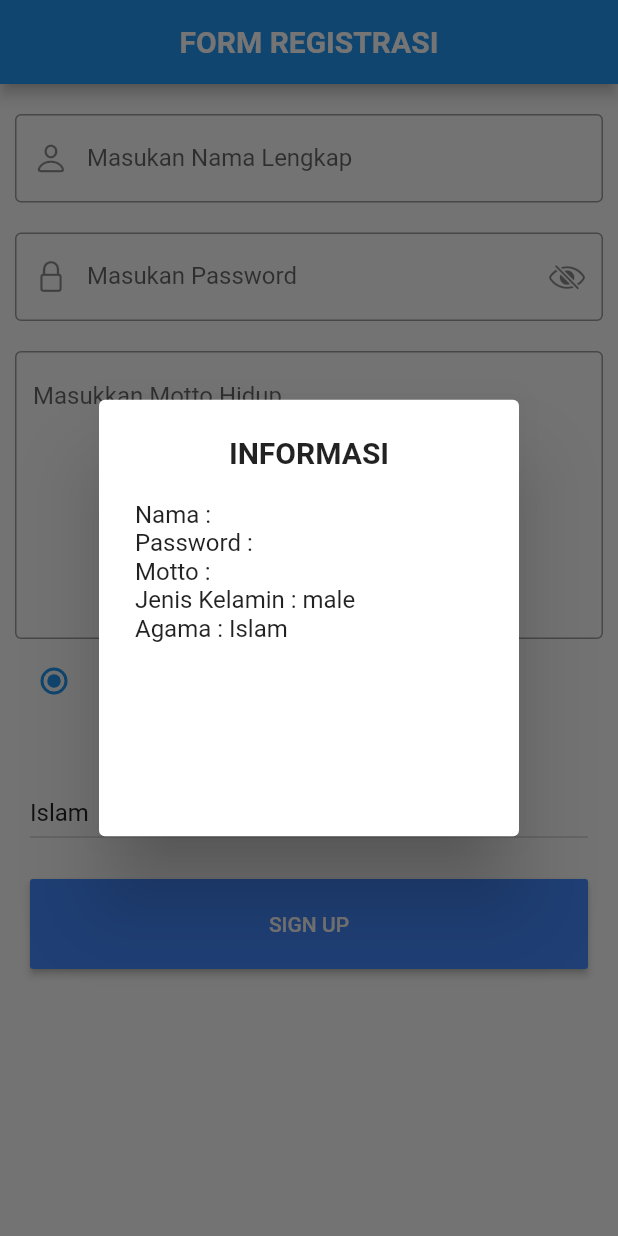
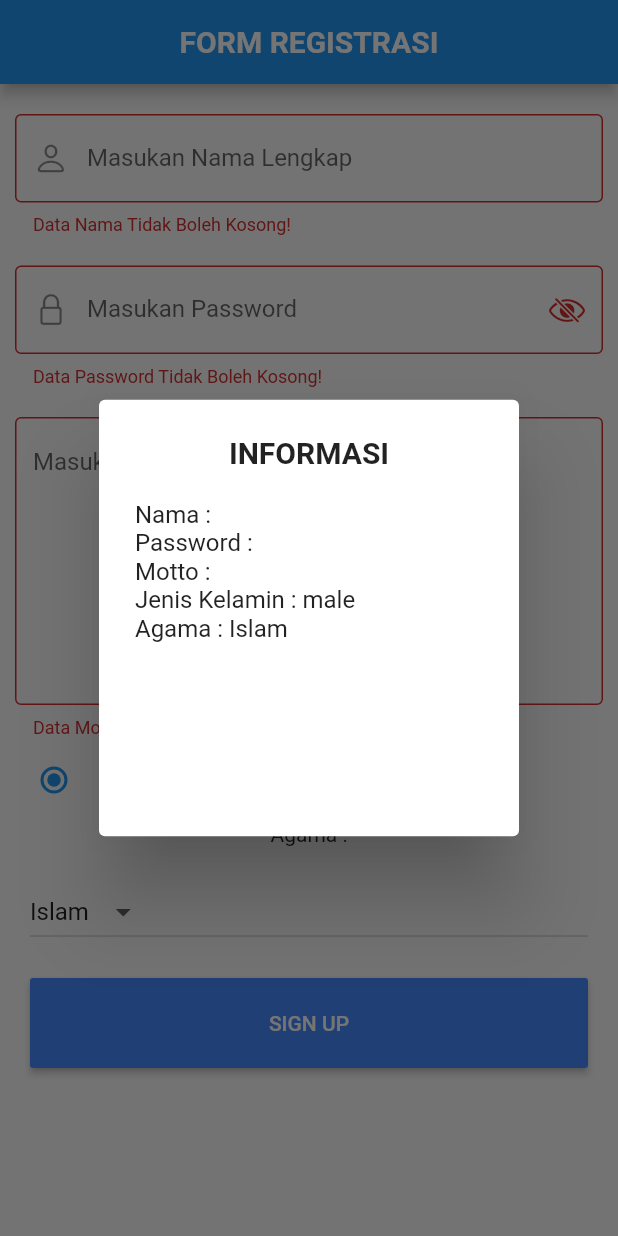
Before and after one commit to arsyadhamidi/Flutter----Task-2, a Flutter app: the screen it shows after launch, after a tap on "SIGN UP", on a phone screen of 412 x 824 dp. Run offline on Flutter 3.47's test engine with Material 2 defaults, Android fonts, the phone set to English and light mode, and no system bars.

Commit message:
initial commit

```diff
--- a/lib/registrasi.dart
+++ b/lib/registrasi.dart
@@ -23,6 +23,7 @@ class _RegistrasiPageState extends State<RegistrasiPage> {
     }
   }
 
+  GlobalKey<FormState> _key = GlobalKey();
   String gender = 'male';
   List<String> _item = ['Islam', 'Kristen', 'Budha', 'Hindu'];
   String _selectItem = 'Islam';
@@ -30,6 +31,14 @@ class _RegistrasiPageState extends State<RegistrasiPage> {
   TextEditingController _nama = TextEditingController();
   TextEditingController _password = TextEditingController();
   TextEditingController _motto = TextEditingController();
+
+  void validasiRegistrasi(){
+    if(_key.currentState!.validate()){
+      if(_nama.text.isEmpty && _password.text.isEmpty && _motto.text.isEmpty){
+        print("Data Tidak Boleh Kosong");
+      }
+    }
+  }
 
   @override
   Widget build(BuildContext context) {
@@ -42,7 +51,9 @@ class _RegistrasiPageState extends State<RegistrasiPage> {
           ),
         ),
       ),
-      body: ListView(
+      body: Form(
+        key: _key,
+        child: ListView(
           children: [
             Padding(
               padding: const EdgeInsets.only(top: 20, left: 10, right: 10),
@@ -54,6 +65,11 @@ class _RegistrasiPageState extends State<RegistrasiPage> {
                     border: OutlineInputBorder(
                       borderSide: BorderSide(),
                     )),
+                validator: (e) {
+                  if(e!.isEmpty){
+                    return "Data Nama Tidak Boleh Kosong!";
+                  }
+                },
               ),
             ),
             Padding(
@@ -75,6 +91,11 @@ class _RegistrasiPageState extends State<RegistrasiPage> {
                           ? CupertinoIcons.eye_slash
                           : CupertinoIcons.eye),
                     )),
+                validator: (e){
+                  if(e!.isEmpty){
+                    return "Data Password Tidak Boleh Kosong!";
+                  }
+                },
               ),
             ),
             Padding(
@@ -87,6 +108,11 @@ class _RegistrasiPageState extends State<RegistrasiPage> {
                     border: OutlineInputBorder(
                       borderSide: BorderSide(),
                     )),
+                validator: (e){
+                  if(e!.isEmpty){
+                    return "Data Motto Tidak Boleh Kosong!";
+                  }
+                },
               ),
             ),
             Row(
@@ -142,6 +168,7 @@ class _RegistrasiPageState extends State<RegistrasiPage> {
               child: MaterialButton(
                 height: 60,
                 onPressed: () {
+                  validasiRegistrasi();
                   showDialog(
                       context: context,
                       builder: (context) {
@@ -177,6 +204,7 @@ class _RegistrasiPageState extends State<RegistrasiPage> {
             )
           ],
         ),
+      ),
     );
   }
 }
```
Lines whose indentation alone changed are shown as unchanged.
